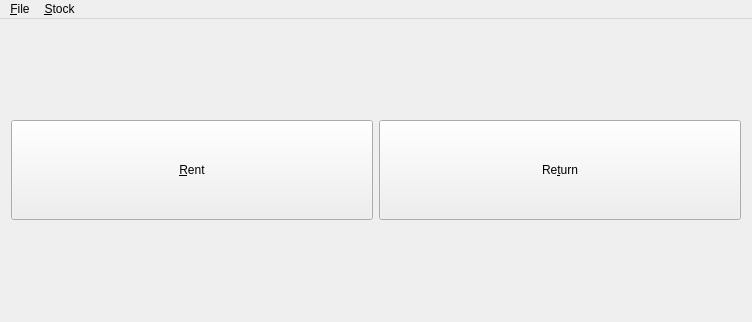
Qt form mainwindow.ui (RoskildeSkiklub/ssfh) before a commit.
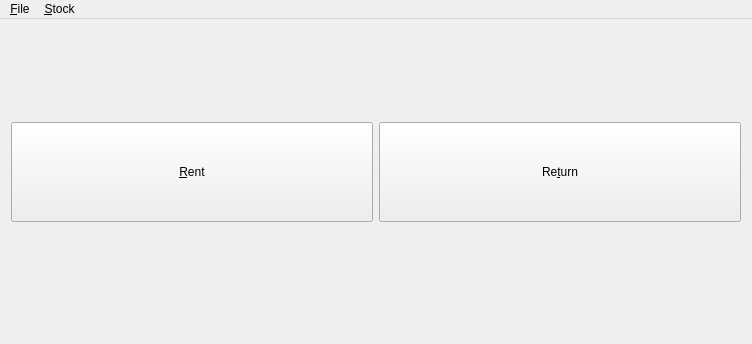
The same form after that commit.

Commit message: Added statusbar - updated with information about hired items n' stuff

The edit to the form file:
```diff
--- a/mainwindow.ui
+++ b/mainwindow.ui
@@ -7,7 +7,7 @@
     <x>0</x>
     <y>0</y>
     <width>752</width>
-    <height>322</height>
+    <height>344</height>
    </rect>
   </property>
   <property name="windowTitle">
@@ -73,6 +73,11 @@
    <addaction name="menu_File"/>
    <addaction name="menu_Stock"/>
   </widget>
+  <widget class="QStatusBar" name="statusBar">
+   <property name="sizeGripEnabled">
+    <bool>false</bool>
+   </property>
+  </widget>
   <action name="action_RentItems">
    <property name="text">
     <string>&amp;Rent</string>
```
The commit also changes 2 other files.
